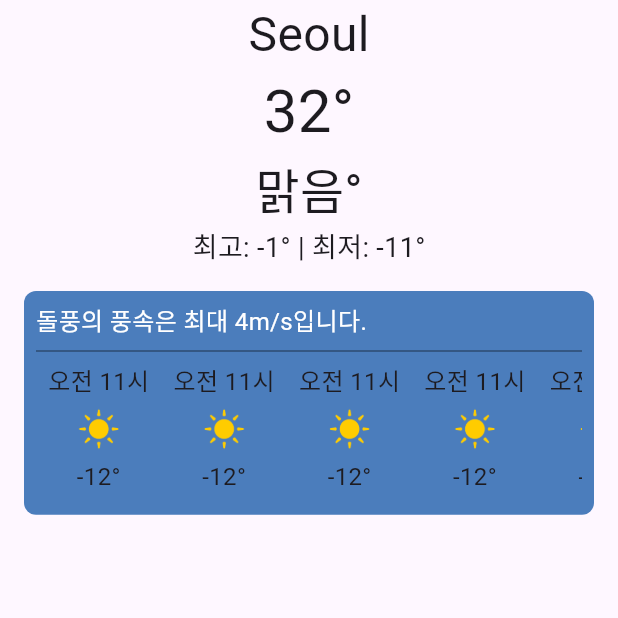
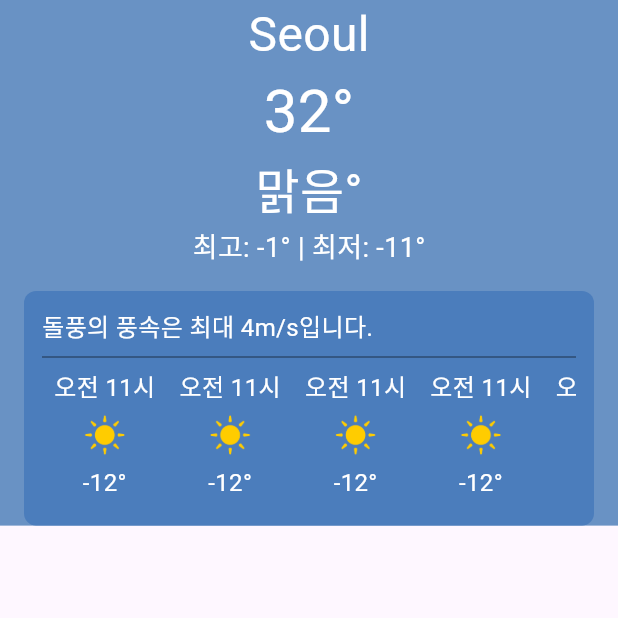
Before and after one commit to constdreamcoder/weather_app_flutter, a Flutter app: the screen it shows after launch, on a phone screen of 412 x 824 dp, the top half of it. Run offline on Flutter 3.47's test engine with Material 3 defaults, Android fonts, the light colour scheme and no system bars.

Commit message:
[Refactor] Theme Color 정의 및 코드 정리

```diff
--- /dev/null
+++ b/lib/core/theme/constant/app_colors.dart
@@ -0,0 +1,7 @@
+import 'package:flutter/material.dart';
+
+class AppColors {
+  static const Color textColor = Color(0xFFFFFFFF);
+  static const Color componentBackgroundColor = Color(0xFF4B7DBC);
+  static const Color pageBackgroundColor = Color(0xFF6992C4);
+}
--- a/lib/current_weather_forecast.dart
+++ b/lib/current_weather_forecast.dart
@@ -1,19 +1,37 @@
 import 'package:flutter/material.dart';
+
+import 'core/theme/constant/app_colors.dart';
 
 class CurrentWeatherForecast extends StatelessWidget {
   const CurrentWeatherForecast({super.key});
 
   @override
   Widget build(BuildContext context) {
-    return SizedBox(
+    return const SizedBox(
       width: double.infinity,
       child: Column(
         crossAxisAlignment: CrossAxisAlignment.center,
         children: [
-          Text('Seoul', style: TextStyle(fontSize: 32)),
-          Text('32°', style: TextStyle(fontSize: 40)),
-          Text('맑음°', style: TextStyle(fontSize: 32)),
-          Text('최고: -1° | 최저: -11°', style: TextStyle(fontSize: 18)),
+          Text('Seoul',
+              style: TextStyle(
+                fontSize: 32,
+                color: AppColors.textColor,
+              )),
+          Text('32°',
+              style: TextStyle(
+                fontSize: 40,
+                color: AppColors.textColor,
+              )),
+          Text('맑음°',
+              style: TextStyle(
+                fontSize: 32,
+                color: AppColors.textColor,
+              )),
+          Text('최고: -1° | 최저: -11°',
+              style: TextStyle(
+                fontSize: 18,
+                color: AppColors.textColor,
+              )),
         ],
       ),
     );
--- a/lib/daily_weather_forecast.dart
+++ b/lib/daily_weather_forecast.dart
@@ -1,5 +1,7 @@
 import 'package:flutter/material.dart';
 import 'package:weather_app_flutter/weather_forecast_frame.dart';
+
+import 'core/theme/constant/app_colors.dart';
 
 class DailyWeatherForecast extends StatelessWidget {
   final String title;
@@ -10,6 +12,7 @@ class DailyWeatherForecast extends StatelessWidget {
   Widget build(BuildContext context) {
     return WeatherForecastFrame(
       title: title,
+      aspectRatio: 328 / 122,
       content: Expanded(
         child: ListView.builder(
           scrollDirection: Axis.horizontal,
@@ -20,7 +23,10 @@ class DailyWeatherForecast extends StatelessWidget {
               children: [
                 const Text(
                   '오전 11시',
-                  style: TextStyle(fontSize: 16),
+                  style: TextStyle(
+                    fontSize: 16,
+                    color: AppColors.textColor,
+                  ),
                 ),
                 const SizedBox(
                   height: 4,
@@ -35,7 +41,10 @@ class DailyWeatherForecast extends StatelessWidget {
                 ),
                 const Text(
                   '-12°',
-                  style: TextStyle(fontSize: 16),
+                  style: TextStyle(
+                    fontSize: 16,
+                    color: AppColors.textColor,
+                  ),
                 ),
               ],
             ),
--- a/lib/main.dart
+++ b/lib/main.dart
@@ -1,5 +1,6 @@
 import 'package:flutter/material.dart';
 import 'package:flutter/rendering.dart';
+import 'package:weather_app_flutter/core/theme/constant/app_colors.dart';
 import 'package:weather_app_flutter/current_weather_forecast.dart';
 
 import 'daily_weather_forecast.dart';
@@ -8,7 +9,9 @@
   runApp(
     MaterialApp(
       home: Scaffold(
-        body: SafeArea(
+        body: Container(
+          color: AppColors.pageBackgroundColor,
+          child: SafeArea(
             child: Container(
               margin: const EdgeInsets.symmetric(horizontal: 16),
               child: const SingleChildScrollView(
@@ -26,5 +29,6 @@
           ),
         ),
       ),
+    ),
   );
 }
--- a/lib/weather_forecast_frame.dart
+++ b/lib/weather_forecast_frame.dart
@@ -1,13 +1,16 @@
 import 'package:flutter/material.dart';
+import 'package:weather_app_flutter/core/theme/constant/app_colors.dart';
 
 class WeatherForecastFrame extends StatelessWidget {
   final String title;
+  final double aspectRatio;
   final bool isDivided;
   final Widget content;
 
   const WeatherForecastFrame({
     super.key,
     required this.title,
+    required this.aspectRatio,
     this.isDivided = true,
     required this.content,
   });
@@ -15,13 +18,13 @@ class WeatherForecastFrame extends StatelessWidget {
   @override
   Widget build(BuildContext context) {
     return Container(
-      padding: const EdgeInsets.all(8),
+      padding: const EdgeInsets.all(12),
       decoration: BoxDecoration(
-        color: const Color(0xFF4B7DBC),
+        color: AppColors.componentBackgroundColor,
         borderRadius: BorderRadius.circular(8),
       ),
       child: AspectRatio(
-        aspectRatio: 328 / 120,
+        aspectRatio: aspectRatio,
         child: Column(
           mainAxisSize: MainAxisSize.min, // Column이 자식 높이에 맞게 축소
           children: [
@@ -29,7 +32,10 @@ class WeatherForecastFrame extends StatelessWidget {
               width: double.infinity,
               child: Text(
                 title,
-                style: const TextStyle(fontSize: 16, color: Colors.white),
+                style: const TextStyle(
+                  fontSize: 16,
+                  color: AppColors.textColor,
+                ),
                 textAlign: TextAlign.start,
               ),
             ),
```
Lines whose indentation alone changed are shown as unchanged.
